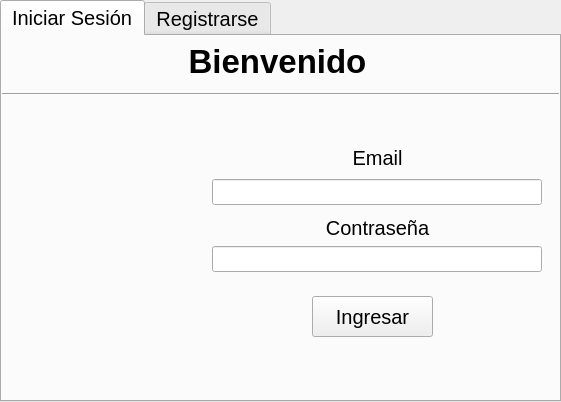
Qt form capas/interfaz/Qt/InicioSesion.ui (Soriano212/Final_Base_de_Datos_1) before a commit.
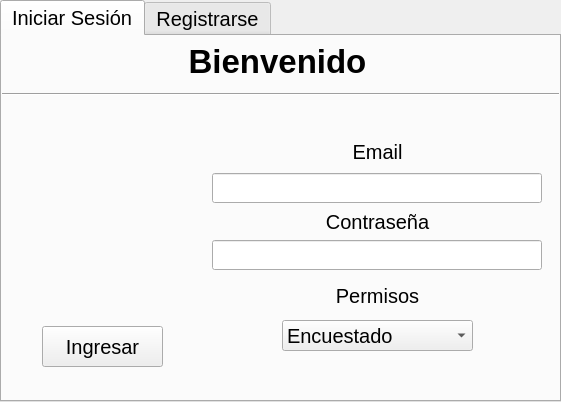
The same form after that commit. Icons and pictures are not drawn.

The edit to the form file:
```diff
--- a/capas/interfaz/Qt/InicioSesion.ui
+++ b/capas/interfaz/Qt/InicioSesion.ui
@@ -34,7 +34,7 @@
     <property name="geometry">
      <rect>
       <x>10</x>
-      <y>110</y>
+      <y>90</y>
       <width>171</width>
       <height>161</height>
      </rect>
@@ -53,7 +53,7 @@
     <property name="geometry">
      <rect>
       <x>210</x>
-      <y>106</y>
+      <y>100</y>
       <width>331</width>
       <height>31</height>
      </rect>
@@ -69,7 +69,7 @@
     <property name="geometry">
      <rect>
       <x>210</x>
-      <y>176</y>
+      <y>170</y>
       <width>331</width>
       <height>31</height>
      </rect>
@@ -85,9 +85,9 @@
     <property name="geometry">
      <rect>
       <x>210</x>
-      <y>143</y>
+      <y>137</y>
       <width>330</width>
-      <height>26</height>
+      <height>30</height>
      </rect>
     </property>
    </widget>
@@ -95,9 +95,9 @@
     <property name="geometry">
      <rect>
       <x>210</x>
-      <y>210</y>
+      <y>204</y>
       <width>330</width>
-      <height>26</height>
+      <height>30</height>
      </rect>
     </property>
     <property name="echoMode">
@@ -107,8 +107,8 @@
    <widget class="QPushButton" name="btn_ingresar">
     <property name="geometry">
      <rect>
-      <x>310</x>
-      <y>260</y>
+      <x>40</x>
+      <y>290</y>
       <width>121</width>
       <height>41</height>
      </rect>
@@ -152,6 +152,42 @@
      <set>Qt::AlignCenter</set>
     </property>
    </widget>
+   <widget class="QLabel" name="label__contrasenia_sesion_2">
+    <property name="geometry">
+     <rect>
+      <x>210</x>
+      <y>244</y>
+      <width>331</width>
+      <height>31</height>
+     </rect>
+    </property>
+    <property name="text">
+     <string>Permisos</string>
+    </property>
+    <property name="alignment">
+     <set>Qt::AlignCenter</set>
+    </property>
+   </widget>
+   <widget class="QComboBox" name="comboBox">
+    <property name="geometry">
+     <rect>
+      <x>280</x>
+      <y>284</y>
+      <width>191</width>
+      <height>31</height>
+     </rect>
+    </property>
+    <item>
+     <property name="text">
+      <string>Encuestado</string>
+     </property>
+    </item>
+    <item>
+     <property name="text">
+      <string>Creador</string>
+     </property>
+    </item>
+   </widget>
   </widget>
   <widget class="QWidget" name="tab_registro">
    <attribute name="title">
```
Left out of the diff: 12 changed lines with no effect on the pictures.
